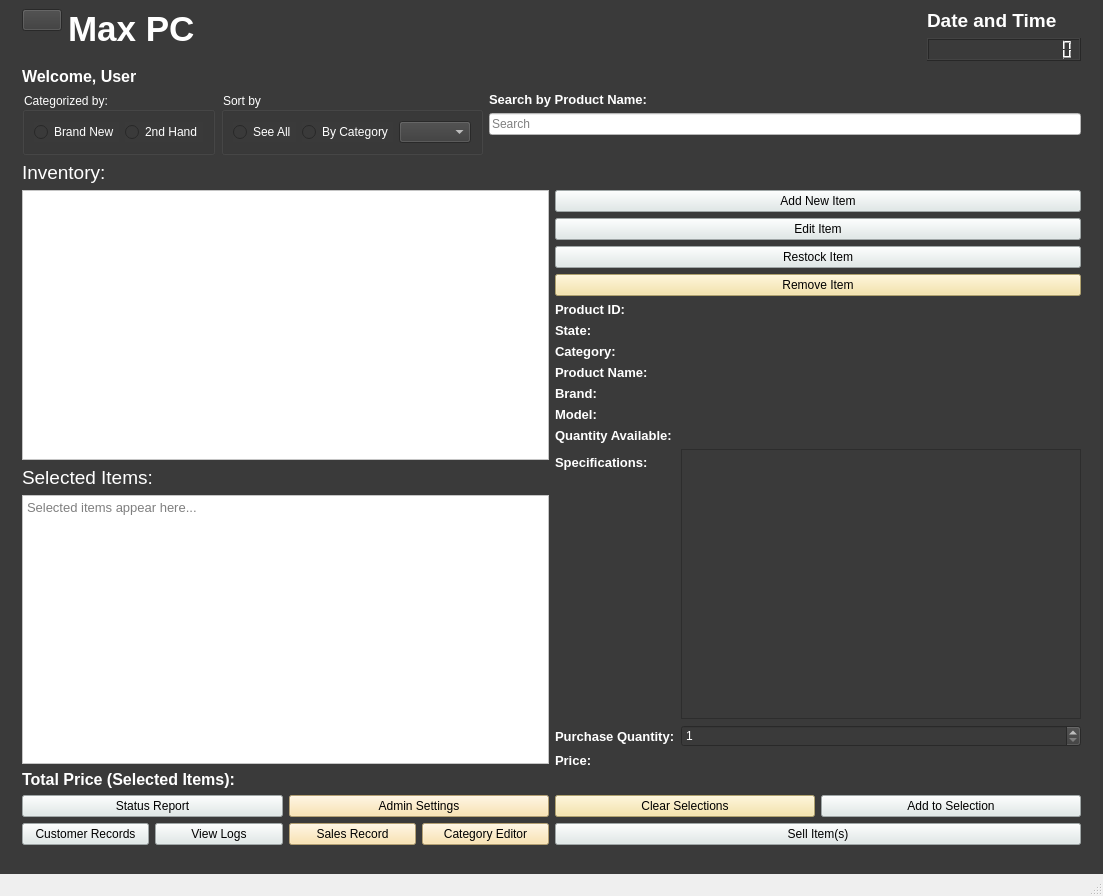
Aenan05/MAXPC, file main.ui: the form before one commit.
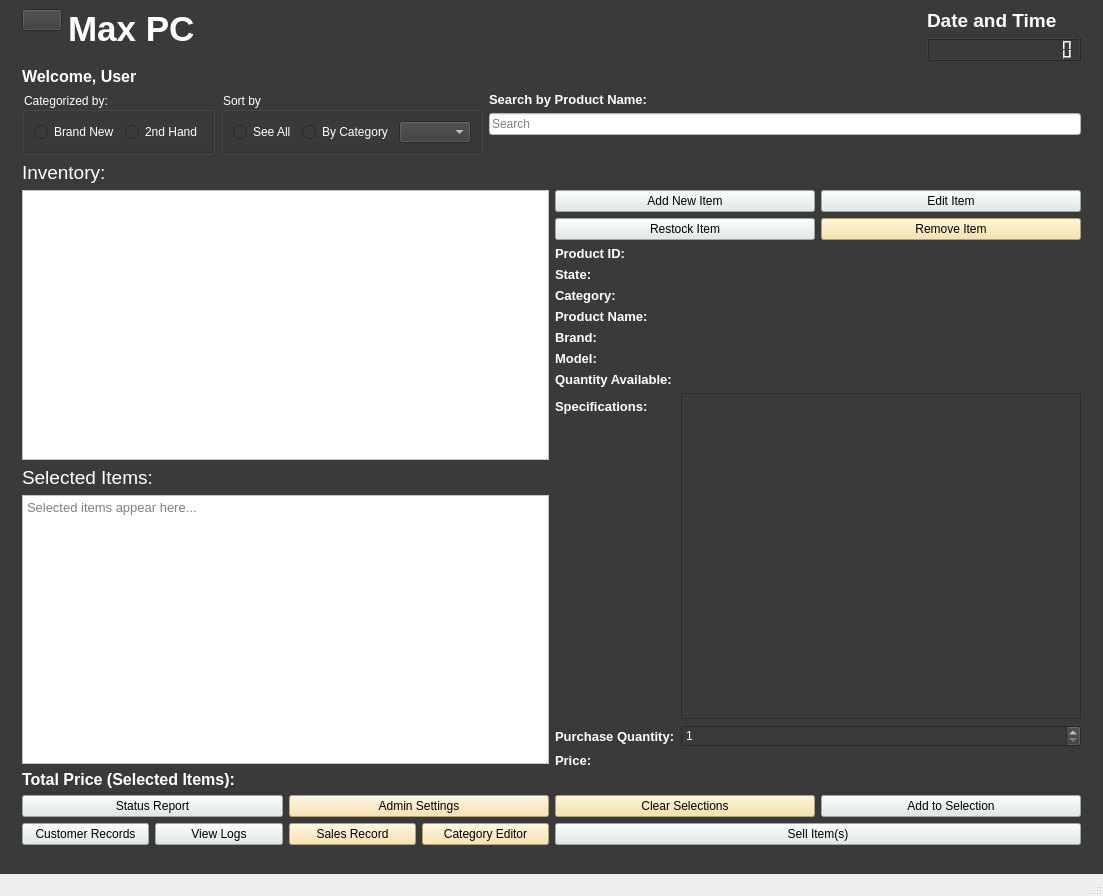
The form after the commit. Icons and pictures are not drawn.

Commit message: dark them ui 1.2

The edit to the form file:
```diff
--- a/main.ui
+++ b/main.ui
@@ -392,6 +392,8 @@
           <item>
            <layout class="QVBoxLayout" name="verticalLayout_3">
             <item>
+             <layout class="QHBoxLayout" name="horizontalLayout_13">
+              <item>
              <widget class="QPushButton" name="btnAdd">
               <property name="styleSheet">
                <string notr="true">background-color: #dfe9e8;
@@ -428,6 +430,10 @@
               </attribute>
              </widget>
             </item>
+             </layout>
+            </item>
+            <item>
+             <layout class="QHBoxLayout" name="horizontalLayout_15">
             <item>
              <widget class="QPushButton" name="btnRestock">
               <property name="styleSheet">
@@ -462,6 +468,8 @@
               </property>
              </widget>
             </item>
+             </layout>
+            </item>
             <item>
              <layout class="QFormLayout" name="formLayout_4">
               <item row="0" column="0">
```
Left out of the diff: 35 changed lines with no effect on the pictures. Lines whose indentation alone changed are shown as unchanged. The commit also changes 3 other files.
